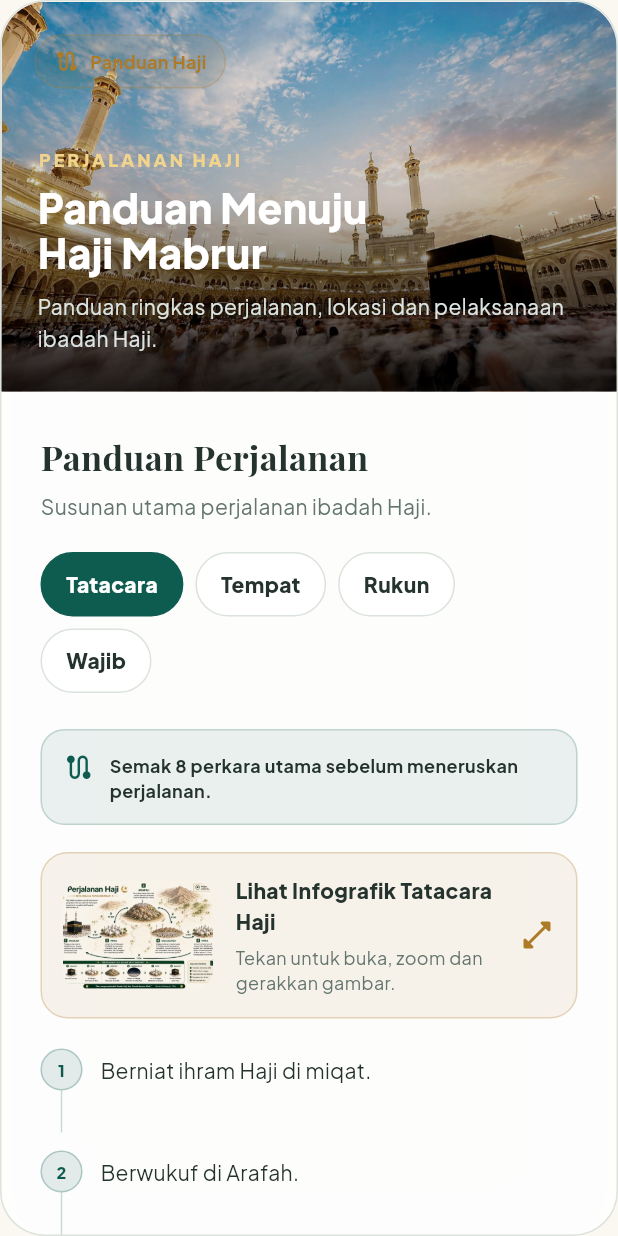
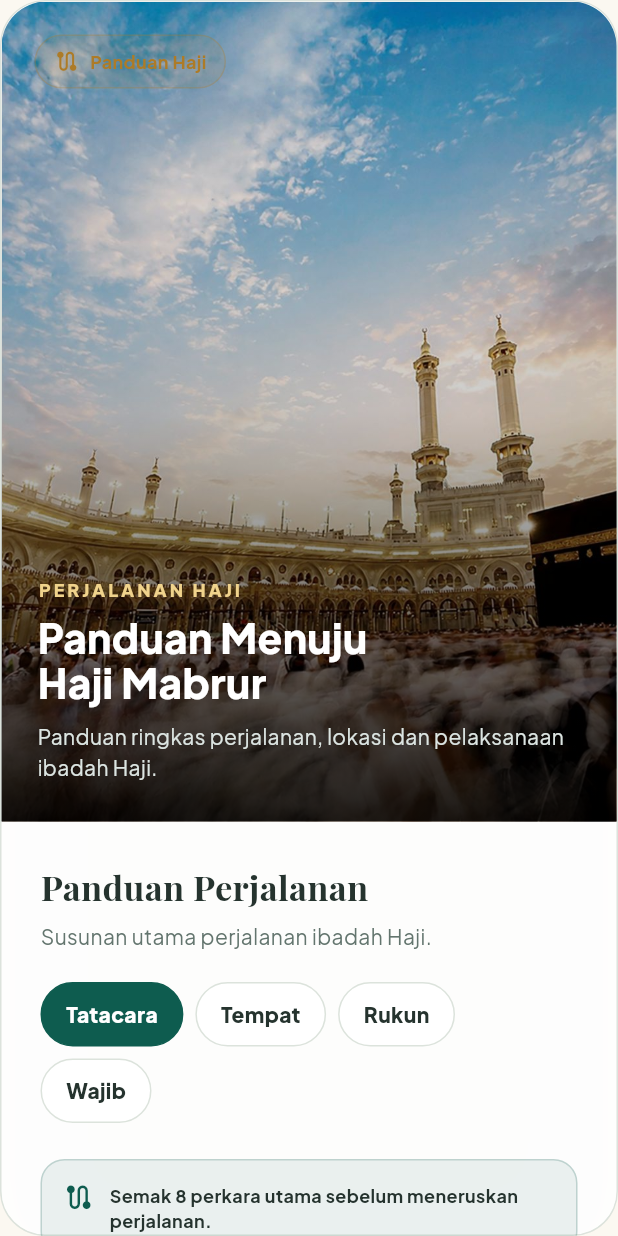
Before and after one commit to muzzammilKIAS/aplikasi_haji_pintar, a Flutter app: the HajjJourneyBox widget shown alone on an empty page, opened directly with empty values, on a phone screen of 412 x 824 dp. Run offline on Flutter 3.47's test engine with Material 3 defaults, Android fonts, the phone set to English and light mode, and no system bars; our stand-ins replace audioplayers, flutter_map, google_fonts, hijri, hive_ce_flutter, latlong2 and 2 more; accounts and stored records are empty; project files that could hold a hidden picture were left out.

Commit message:
Seragamkan bingkai gambar Kaabah
Co-authored-by: Copilot <223556219+Copilot@users.noreply.github.com>

```diff
--- a/lib/home_dashboard.dart
+++ b/lib/home_dashboard.dart
@@ -1250,8 +1250,8 @@ class _HajjJourneyBoxState extends State<HajjJourneyBox> {
   Widget _buildImageSection(BuildContext context, bool mobile) {
     final HajjColors palette = context.hajjColors;
 
-    return SizedBox(
-      height: mobile ? 260 : 500,
+    return AspectRatio(
+      aspectRatio: 3 / 4,
       child: Stack(
         fit: StackFit.expand,
         children: <Widget>[
```
